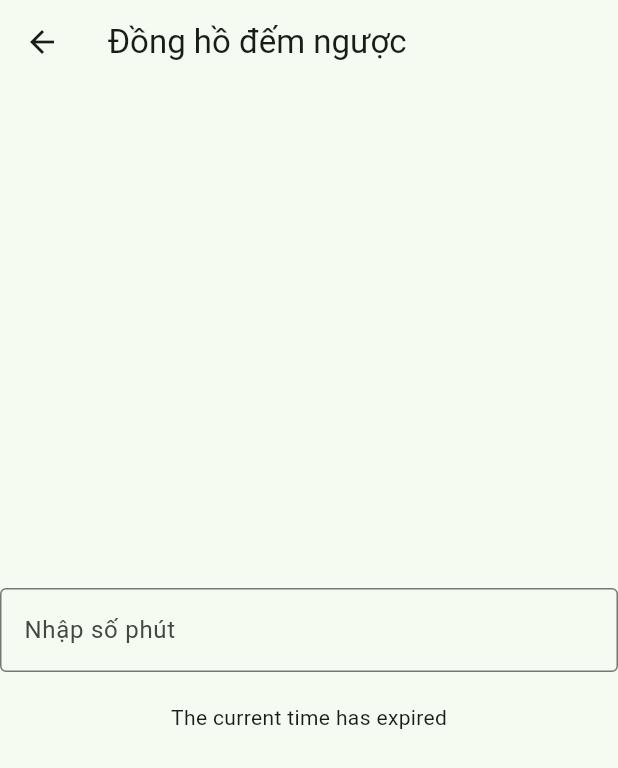
After one commit to nsbao1994/flutter_application_1, a Flutter app: the screen it shows after launch, after a tap on "Đồng hồ đếm ngược", on a phone screen of 412 x 824 dp. The commit adds this screen. Shown: the top 768 px of the screen. Run offline on Flutter 3.47's test engine with Material 3 defaults, Android fonts, the phone set to English and light mode, and no system bars; drawn by our look-alikes of flutter_countdown_timer.

Commit message:
update bai tap 3

```diff
--- /dev/null
+++ b/lib/Clock/ClockTime.dart
@@ -0,0 +1,63 @@
+import 'package:flutter/material.dart';
+import 'package:flutter_countdown_timer/flutter_countdown_timer.dart';
+
+void main() {
+  runApp(const MaterialApp(
+    home: ClockTimeCountDown(),
+  ));
+}
+
+class ClockTimeCountDown extends StatefulWidget {
+  const ClockTimeCountDown({super.key});
+
+  @override
+  // ignore: library_private_types_in_public_api
+  _ClockTimeCountDownState createState() => _ClockTimeCountDownState();
+}
+
+class _ClockTimeCountDownState extends State<ClockTimeCountDown> {
+  int _endTime = DateTime.now().millisecondsSinceEpoch;
+
+  void _startCountdown(int minutes) {
+    setState(() {
+      _endTime = DateTime.now().millisecondsSinceEpoch + minutes * 60000;
+    });
+  }
+
+  @override
+  Widget build(BuildContext context) {
+    return Scaffold(
+      appBar: AppBar(
+        title: const Text("Đồng hồ đếm ngược"),
+      ),
+      body: Center(
+        child: Column(
+          mainAxisAlignment: MainAxisAlignment.center,
+          children: <Widget>[
+            TextField(
+              keyboardType: TextInputType.number,
+              decoration: const InputDecoration(
+                labelText: 'Nhập số phút',
+                border: OutlineInputBorder(),
+              ),
+              onChanged: (value) {
+                int minutes = int.tryParse(value) ?? 0;
+                _startCountdown(minutes);
+              },
+            ),
+            const SizedBox(height: 20),
+            CountdownTimer(
+              endTime: _endTime,
+              textStyle: const TextStyle(fontSize: 30, color: Colors.red),
+              onEnd: () {
+                // ignore: avoid_print
+                print('end');
+                // Thực hiện hành động khi đồng hồ đếm ngược kết thúc
+              },
+            ),
+          ],
+        ),
+      ),
+    );
+  }
+}
--- a/lib/main.dart
+++ b/lib/main.dart
@@ -1,4 +1,6 @@
 import 'package:flutter/material.dart';
+import 'package:flutter_application_1/Clock/ClockTime.dart';
+import 'package:flutter_application_1/Note/NoteController.dart';
 import 'package:flutter_application_1/ToDoListApp/ToDoListApp.dart';
 import 'package:flutter_application_1/solve1.dart';
 import 'package:flutter_application_1/solve2.dart';
@@ -48,9 +50,24 @@ class _MyHomePageState extends State<MyHomePage> {
             ElevatedButton(
               onPressed: () => Navigator.push(
                 context,
-                MaterialPageRoute(builder: (context) => ToDoListApp()),
+                MaterialPageRoute(builder: (context) => const NoteController()),
+              ),
+              child: const Text('Ghi Chú'),
+            ),
+            ElevatedButton(
+              onPressed: () => Navigator.push(
+                context,
+                MaterialPageRoute(builder: (context) => const ToDoListApp()),
               ),
               child: const Text('To Do List'),
+            ),
+            ElevatedButton(
+              onPressed: () => Navigator.push(
+                context,
+                MaterialPageRoute(
+                    builder: (context) => const ClockTimeCountDown()),
+              ),
+              child: const Text('Đồng hồ đếm ngược'),
             ),
             ElevatedButton(
               onPressed: () => Navigator.push(
```
Also changed, not shown: lib/Note/NoteController.dart (added, +143 -0 lines), lib/ToDoListApp/ToDoListApp.dart (+42 -22 lines), pubspec.yaml (+5 -4 lines), pubspec.lock, 1 other file.
